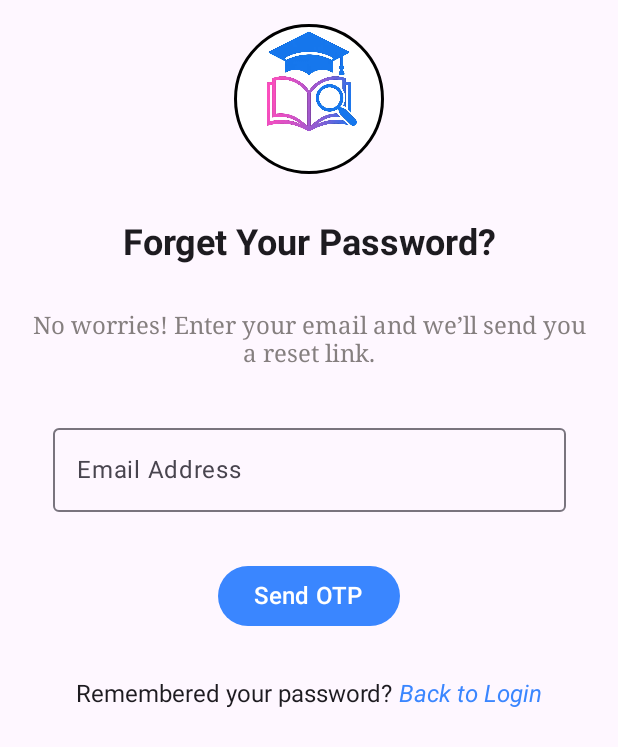
After one commit to NirdeshKajiShakya/U.N.I.C.K, an Android app built with Jetpack Compose: the SendCodeToEmailActivity screen opened directly, with no data from a screen before it, on a phone screen of 412 x 824 dp. The commit adds this screen. Shown: the top 747 px of the screen. Run offline under Robolectric (Android 15) with nearby library versions, the phone set to English and light mode, and no system bars.

Commit message:
ForgotPassword

```diff
--- a/app/src/main/AndroidManifest.xml
+++ b/app/src/main/AndroidManifest.xml
@@ -12,6 +12,11 @@
         android:supportsRtl="true"
         android:theme="@style/Theme.UNICK">
         <activity
+            android:name=".SendCodeToEmailActivity"
+            android:exported="false"
+            android:label="@string/title_activity_send_code_to_email"
+            android:theme="@style/Theme.UNICK" />
+        <activity
             android:name=".MainActivity"
             android:exported="true"
             android:label="@string/app_name"
--- /dev/null
+++ b/app/src/main/java/com/example/unick/SendCodeToEmailActivity.kt
@@ -0,0 +1,210 @@
+package com.example.unick
+
+import android.content.ClipData
+import android.content.Intent
+import android.graphics.Paint
+import android.media.tv.TvContract
+import android.os.Bundle
+import androidx.activity.ComponentActivity
+import androidx.activity.compose.setContent
+import androidx.activity.enableEdgeToEdge
+import androidx.compose.foundation.Image
+import androidx.compose.foundation.background
+import androidx.compose.foundation.border
+import androidx.compose.foundation.clickable
+import androidx.compose.foundation.layout.Arrangement
+import androidx.compose.foundation.layout.Box
+import androidx.compose.foundation.layout.Column
+import androidx.compose.foundation.layout.Row
+import androidx.compose.foundation.layout.fillMaxSize
+import androidx.compose.foundation.layout.padding
+import androidx.compose.foundation.layout.size
+import androidx.compose.foundation.lazy.LazyColumn
+import androidx.compose.foundation.shape.CircleShape
+import androidx.compose.material3.Button
+import androidx.compose.material3.ButtonDefaults
+import androidx.compose.material3.OutlinedTextField
+import androidx.compose.material3.Scaffold
+import androidx.compose.material3.Text
+import androidx.compose.ui.text.font.FontFamily
+import androidx.compose.runtime.Composable
+import androidx.compose.runtime.getValue
+import androidx.compose.runtime.mutableStateOf
+import androidx.compose.runtime.remember
+import androidx.compose.runtime.setValue
+import androidx.compose.ui.Modifier
+import androidx.compose.ui.draw.clip
+import androidx.compose.ui.graphics.Color
+import androidx.compose.ui.layout.ModifierInfo
+import androidx.compose.ui.layout.ModifierLocalBeyondBoundsLayout
+import androidx.compose.ui.platform.LocalContext
+import androidx.compose.ui.res.painterResource
+import androidx.compose.ui.text.font.FontStyle
+import androidx.compose.ui.text.font.FontStyle.Companion.Italic
+import androidx.compose.ui.text.font.FontWeight
+import androidx.compose.ui.text.style.TextAlign
+import androidx.compose.ui.tooling.preview.Preview
+import androidx.compose.ui.unit.dp
+import androidx.compose.ui.unit.sp
+import com.example.unick.ui.theme.Blue
+import com.example.unick.ui.theme.LightGray
+import com.example.unick.ui.theme.UNICKTheme
+
+class SendCodeToEmailActivity : ComponentActivity() {
+    override fun onCreate(savedInstanceState: Bundle?) {
+        super.onCreate(savedInstanceState)
+        enableEdgeToEdge()
+        setContent {
+            CodeToEmail()
+        }
+    }
+}
+
+
+@Composable
+fun CodeToEmail() {
+    Scaffold() {
+        padding ->
+        LazyColumn(
+            modifier = Modifier
+                .fillMaxSize()
+                .padding(padding)
+        ) {
+            item { Logo() }
+            item { HeadingText() }
+            item { SubText() }
+            item { EmailInputField() }
+            item { ButtonForOTP() }
+            item { BackToLoginText()}
+
+        }
+    }
+}
+
+@Composable
+fun Logo() {
+    Row(
+        modifier = Modifier
+            .fillMaxSize()
+            .padding(16.dp),
+        horizontalArrangement = Arrangement.Center
+    ) {
+        Box(
+            modifier = Modifier
+                .size(100.dp)
+                .border(2.dp, Color.Black, CircleShape)
+        ){
+            Image(
+                painter = painterResource(id = R.drawable.unick_logo),
+                contentDescription = "App Logo",
+                modifier = Modifier
+                    .fillMaxSize()
+                    .clip(CircleShape)
+            )
+        }
+    }
+}
+
+@Composable
+fun HeadingText() {
+    Row(
+        modifier = Modifier
+            .fillMaxSize()
+            .padding(16.dp),
+        horizontalArrangement = Arrangement.Center
+    ) {
+        Text(
+            "Forget Your Password?",
+            fontSize = 24.sp,
+            fontWeight = FontWeight.Bold
+
+        )
+    }
+}
+
+@Composable
+fun SubText(){
+    Row(
+        modifier = Modifier
+            .fillMaxSize()
+            .padding(16.dp),
+        horizontalArrangement = Arrangement.Center
+    ) {
+        Text(
+            "No worries! Enter your email and we’ll send you a reset link.",
+            fontSize = 16.sp,
+            color = LightGray,
+            textAlign = TextAlign.Center,
+            fontFamily = FontFamily.Serif
+        )
+    }
+}
+
+@Composable
+fun EmailInputField() {
+    var email by remember { mutableStateOf("") }
+    Row(
+        modifier = Modifier
+            .fillMaxSize()
+            .padding(16.dp),
+        horizontalArrangement = Arrangement.Center
+    ) {
+        OutlinedTextField(
+            value = email,
+            onValueChange = {email = it},
+            label = { Text("Email Address") },
+            modifier = Modifier.fillMaxSize(0.9f)
+        )
+    }
+}
+
+@Composable
+fun ButtonForOTP(){
+    Row(
+        modifier = Modifier
+            .fillMaxSize()
+            .padding(16.dp),
+        horizontalArrangement = Arrangement.Center
+    ) {
+        Button(
+            onClick = {},
+            colors = ButtonDefaults.buttonColors(containerColor = Blue)
+        ) {
+            Text(
+                "Send OTP",
+                fontSize = 16.sp,
+                fontWeight = FontWeight.SemiBold
+            )
+        }
+    }
+}
+
+@Composable
+fun BackToLoginText(){
+    val context = LocalContext.current
+    Row(
+        modifier = Modifier
+            .fillMaxSize()
+            .padding(16.dp),
+        horizontalArrangement = Arrangement.Center
+    ) {
+        Text("Remembered your password? ", fontSize = 16.sp)
+        Text(
+            "Back to Login",
+            fontSize = 16.sp,
+            fontStyle = Italic,
+            color = Blue,
+//            modifier = Modifier
+//                .clickable{
+//                    val intent = Intent(context, LoginActivity::class.java)
+//                    context.startActivity(intent)
+//                }
+        )
+    }
+}
+
+@Preview(showBackground = true)
+@Composable
+fun CodeToEmailPreview() {
+    CodeToEmail()
+}
--- a/app/src/main/java/com/example/unick/ui/theme/Color.kt
+++ b/app/src/main/java/com/example/unick/ui/theme/Color.kt
@@ -2,6 +2,8 @@ package com.example.unick.ui.theme
 
 import androidx.compose.ui.graphics.Color
 
+val Blue = Color(0xFF3A86FF)
+val LightGray = Color(0xFF857F7F)
 val Purple80 = Color(0xFFD0BCFF)
 val PurpleGrey80 = Color(0xFFCCC2DC)
 val Pink80 = Color(0xFFEFB8C8)
--- a/app/src/main/res/values/strings.xml
+++ b/app/src/main/res/values/strings.xml
@@ -1,3 +1,4 @@
 <resources>
     <string name="app_name">UNICK</string>
+    <string name="title_activity_send_code_to_email">SendCodeToEmailActivity</string>
 </resources>
```
Also changed, not shown: app/src/main/res/drawable/unick_logo.webp (added), 1 other file.
